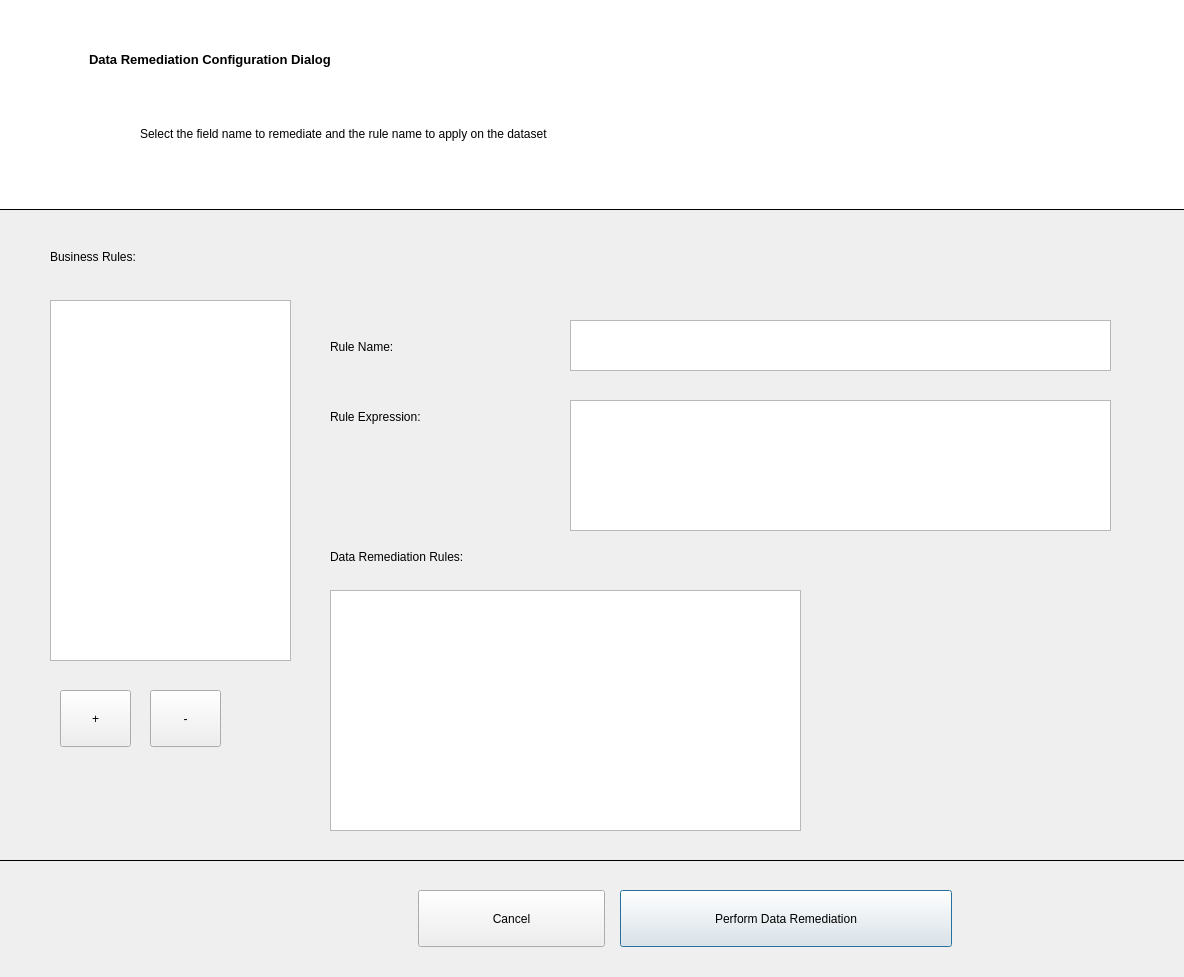
Old version of the form remediate_data_dialog_ui2.ui in the repository DavRaf/DQAnalyzerRulesGenerator.
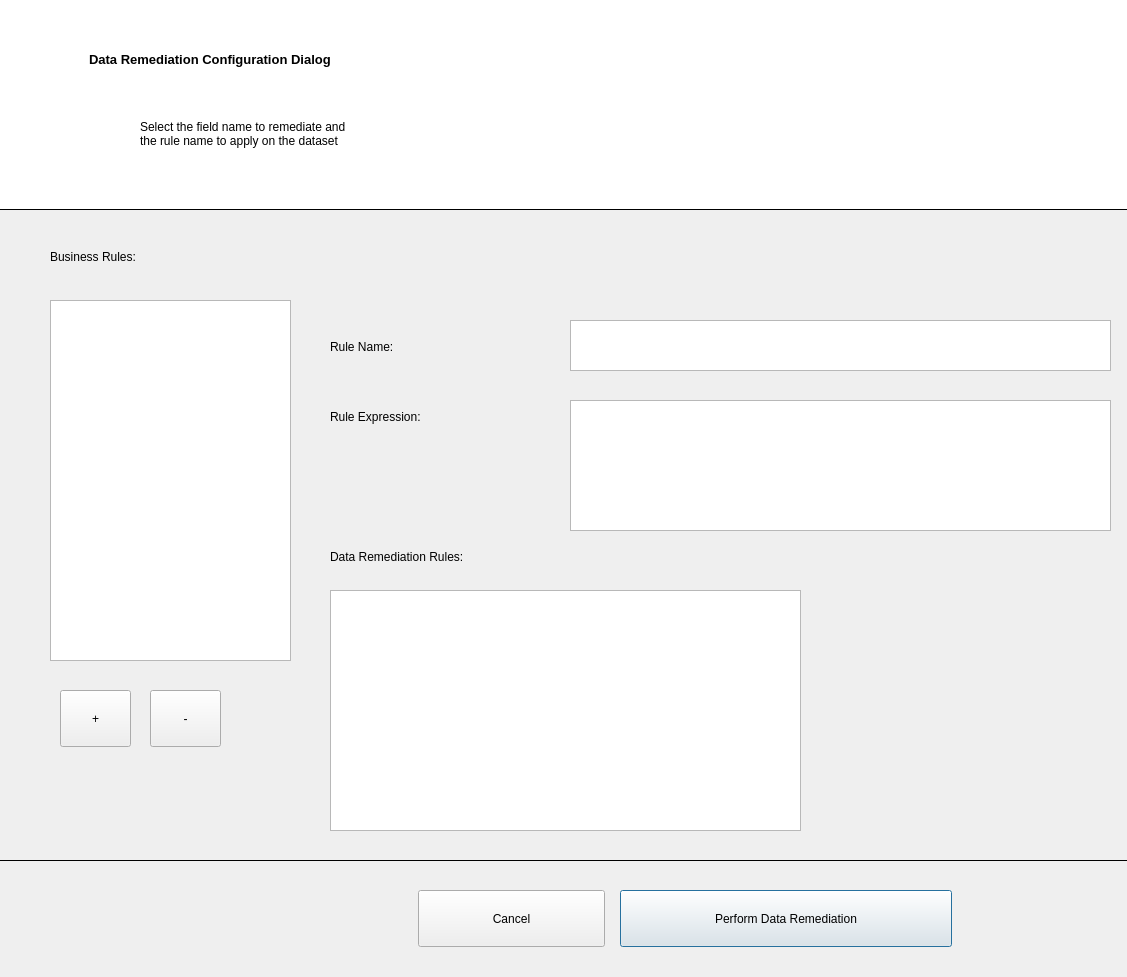
New version of the form.

```diff
--- a/remediate_data_dialog_ui2.ui
+++ b/remediate_data_dialog_ui2.ui
@@ -6,7 +6,7 @@
    <rect>
     <x>0</x>
     <y>0</y>
-    <width>1184</width>
+    <width>1127</width>
     <height>977</height>
    </rect>
   </property>
@@ -62,7 +62,7 @@
      <rect>
       <x>170</x>
       <y>90</y>
-      <width>1041</width>
+      <width>941</width>
       <height>91</height>
      </rect>
     </property>
@@ -76,7 +76,8 @@
 &lt;html&gt;&lt;head&gt;&lt;meta name=&quot;qrichtext&quot; content=&quot;1&quot; /&gt;&lt;style type=&quot;text/css&quot;&gt;
 p, li { white-space: pre-wrap; }
 &lt;/style&gt;&lt;/head&gt;&lt;body style=&quot; font-family:'MS Shell Dlg 2'; font-size:9pt; font-weight:400; font-style:normal;&quot;&gt;
-&lt;p style=&quot; margin-top:0px; margin-bottom:0px; margin-left:0px; margin-right:0px; -qt-block-indent:0; text-indent:0px;&quot;&gt;Select the field name to remediate and the rule name to apply on the dataset&lt;/p&gt;&lt;/body&gt;&lt;/html&gt;</string>
+&lt;p style=&quot; margin-top:0px; margin-bottom:0px; margin-left:0px; margin-right:0px; -qt-block-indent:0; text-indent:0px;&quot;&gt;Select the field name to remediate and &lt;/p&gt;
+&lt;p style=&quot; margin-top:0px; margin-bottom:0px; margin-left:0px; margin-right:0px; -qt-block-indent:0; text-indent:0px;&quot;&gt;the rule name to apply on the dataset&lt;/p&gt;&lt;/body&gt;&lt;/html&gt;</string>
     </property>
     <property name="textFormat">
      <enum>Qt::AutoText</enum>
```
